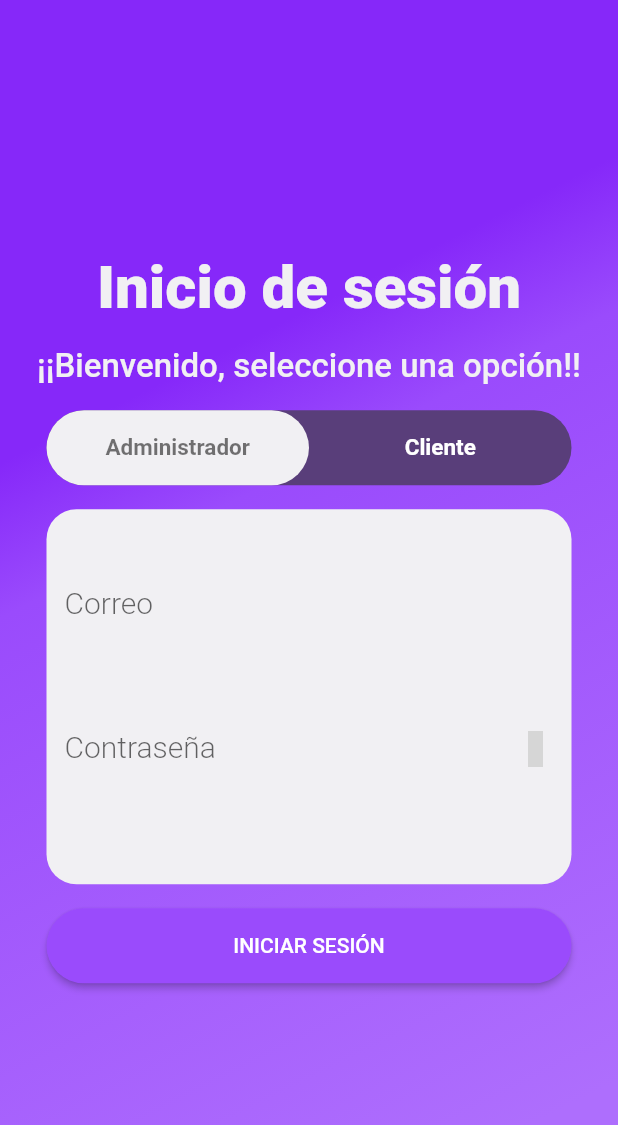
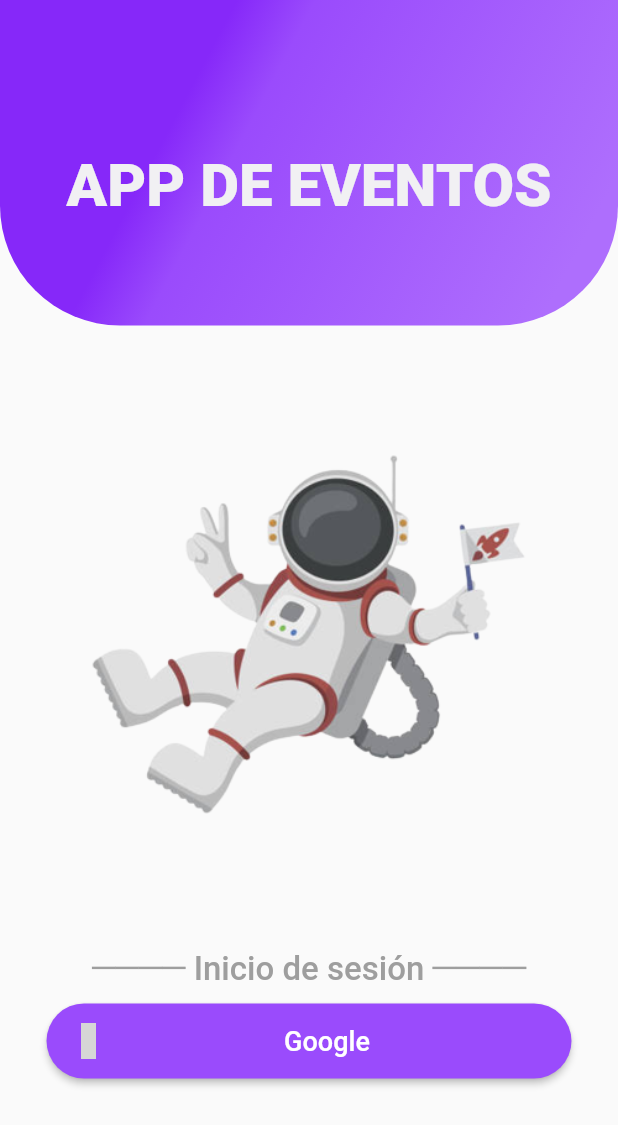
Before and after one commit to renrevm/salvandoalsoldadoalvarez, a Flutter app: the screen it shows after launch, on a phone screen of 412 x 824 dp. Shown: the top 1125 px of the screen. Run offline on Flutter 3.47's test engine with Material 2 defaults, Android fonts, the phone set to English and light mode, and no system bars; our stand-ins replace firebase_auth, firebase_core, google_sign_in, material_design_icons_flutter; accounts and stored records are empty; Roboto replaces fonts that are missing (Raleway); grey boxes are pictures that could not be loaded.

Commit message:
Login nuevo gente

```diff
--- a/dam_c3_cliente/lib/constant.dart
+++ b/dam_c3_cliente/lib/constant.dart
@@ -22,10 +22,10 @@ const TextStyle kSubTituloAppbar = TextStyle(
   fontSize: 12,
 );
 const BoxDecoration kContainerDegrade = BoxDecoration(
-  //borderRadius: BorderRadius.only(
-  // bottomLeft: Radius.circular(35),
-  //  bottomRight: Radius.circular(35),
-  //),
+  borderRadius: BorderRadius.only(
+    bottomLeft: Radius.circular(80),
+    bottomRight: Radius.circular(80),
+  ),
   gradient: LinearGradient(
     colors: [
       Color(kPrimaryColor),
--- a/dam_c3_cliente/lib/pages/login_page.dart
+++ b/dam_c3_cliente/lib/pages/login_page.dart
@@ -53,118 +53,57 @@ class _LoginPageState extends State<LoginPage> {
   Widget build(BuildContext context) {
     Firebase.initializeApp();
     return Scaffold(
-      body: Container(
+      body: Column(
+        children: [
+          Container(
             decoration: kContainerDegrade,
             child: Center(
               child: Column(
                 mainAxisAlignment: MainAxisAlignment.center,
                 children: [
+                  Divider(
+                    color: Colors.transparent,
+                    height: 100,
+                  ),
+
                   Text(
-                'Inicio de sesión',
+                    'APP DE EVENTOS',
                     style: TextStyle(
                         color: Color(kAccentColor1),
                         fontSize: 40,
                         fontFamily: 'Raleway',
                         fontWeight: FontWeight.w900),
                   ),
+
                   Divider(
                     color: Colors.transparent,
+                    height: 70,
                   ),
+
+                  //    primary: Color(kTerciaryColor),
+                ],
+              ),
+            ),
+          ),
+          Divider(
+            color: Colors.transparent,
+            height: 0,
+          ),
+          Container(
+            child: Column(
+              children: [
+                Image(image: AssetImage('assets/Astronauta.png')),
                 Text(
-                '¡¡Bienvenido, seleccione una opción!!',
+                  '──── Inicio de sesión ────',
                   style: TextStyle(
-                    color: Color(kAccentColor1),
+                      color: Colors.grey,
                       fontSize: 22,
                       fontFamily: 'Raleway',
                       fontWeight: FontWeight.w500),
                 ),
                 Divider(
                   color: Colors.transparent,
-              ),
-              ToggleButton(),
-              Divider(
-                color: Colors.transparent,
-              ),
-              Container(
-                height: 250,
-                width: 350,
-                decoration: BoxDecoration(
-                  color: Color(kAccentColor1),
-                  borderRadius: BorderRadius.circular(20),
-                ),
-                child: Form(
-                  child: Column(
-                    mainAxisAlignment: MainAxisAlignment.spaceEvenly,
-                    children: [
-                      Divider(
-                        color: Colors.transparent,
-                      ),
-                      Expanded(
-                        child: Row(
-                          children: [
-                            Padding(padding: EdgeInsets.all(6)),
-                            Expanded(
-                              child: TextFormField(
-                                textAlign: TextAlign.center,
-                                style: TextStyle(
-                                    fontWeight: FontWeight.w300, fontSize: 20),
-                                decoration: InputDecoration(
-                                    border: InputBorder.none,
-                                    labelText: 'Correo'),
-                              ),
-                            ),
-                          ],
-                        ),
-                      ),
-                      Expanded(
-                        child: Row(
-                          children: [
-                            Padding(padding: EdgeInsets.all(6)),
-                            Expanded(
-                              child: TextFormField(
-                                textAlign: TextAlign.center,
-                                style: TextStyle(
-                                    fontWeight: FontWeight.w300, fontSize: 20),
-                                decoration: InputDecoration(
-                                    border: InputBorder.none,
-                                    labelText: 'Contraseña'),
-                                obscureText: ocultarPasswd,
-                              ),
-                            ),
-                            IconButton(
-                                onPressed: () {
-                                  setState(() {
-                                    if (!ocultarPasswd) {
-                                      ocultarPasswd = true;
-                                      eye = Icon(MdiIcons.eye);
-                                    } else {
-                                      ocultarPasswd = false;
-                                      eye = Icon(MdiIcons.eyeOff);
-                                    }
-                                  });
-                                },
-                                icon: eye)
-                          ],
-                        ),
-                      ),
-                      Container(
-                        margin: EdgeInsets.only(top: 10),
-                        alignment: Alignment.center,
-                        width: double.infinity,
-                        child: Text(
-                          error,
-                          style: TextStyle(color: Colors.red),
-                        ),
-                      ),
-                      Divider(
-                        color: Colors.transparent,
-                      ),
-                    ],
-                  ),
-                ),
-              ),
-              Divider(
-                color: Colors.transparent,
+                  height: 10,
                 ),
                 Container(
                   width: width,
@@ -177,7 +116,19 @@ class _LoginPageState extends State<LoginPage> {
                         shape: RoundedRectangleBorder(
                             borderRadius:
                                 BorderRadius.all(Radius.circular(50.0)))),
-                  child: Text('INICIAR SESIÓN'),
+                    child: Row(
+                      mainAxisAlignment: MainAxisAlignment.start,
+                      children: [
+                        Icon(MdiIcons.google),
+                        Expanded(
+                          child: Text(
+                            'Google',
+                            textAlign: TextAlign.center,
+                            style: TextStyle(fontSize: 18),
+                          ),
+                        ),
+                      ],
+                    ),
                     onPressed: () async {
                       User? user =
                           await Authentificator.iniciarSesion(context: context);
@@ -193,10 +144,10 @@ class _LoginPageState extends State<LoginPage> {
                     },
                   ),
                 ),
-              //    primary: Color(kTerciaryColor),
               ],
             ),
           ),
+        ],
       ),
     );
   }
```
Also changed, not shown: dam_c3_cliente/assets/Astronauta.png (added). Lines whose indentation alone changed are shown as unchanged.
